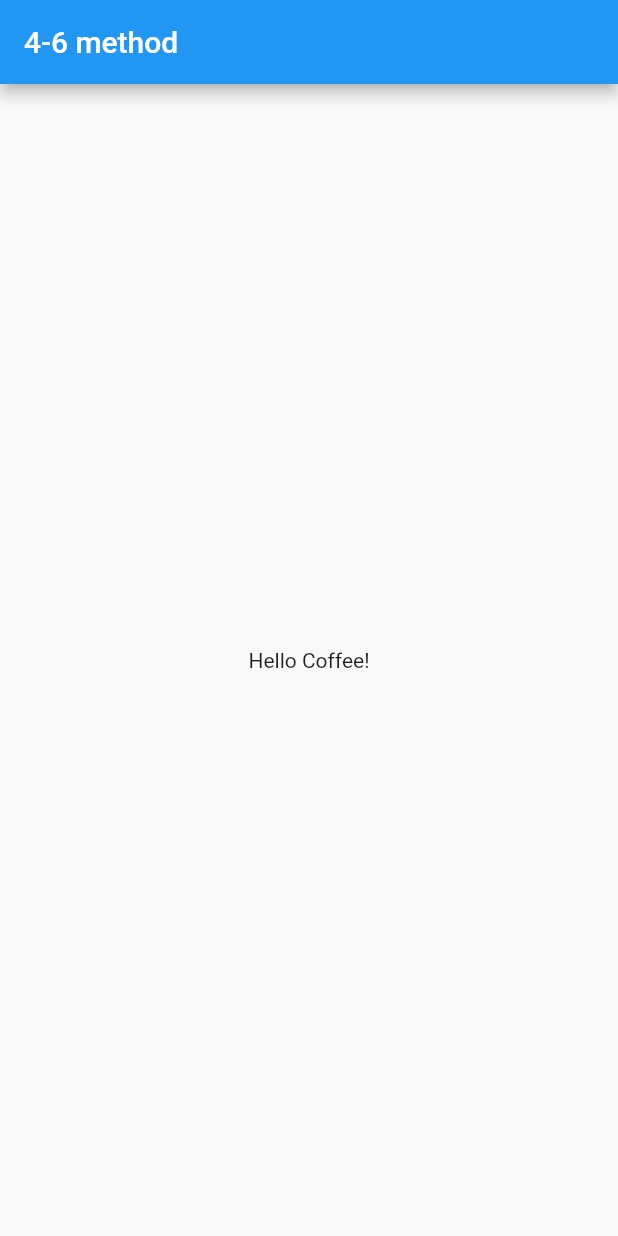
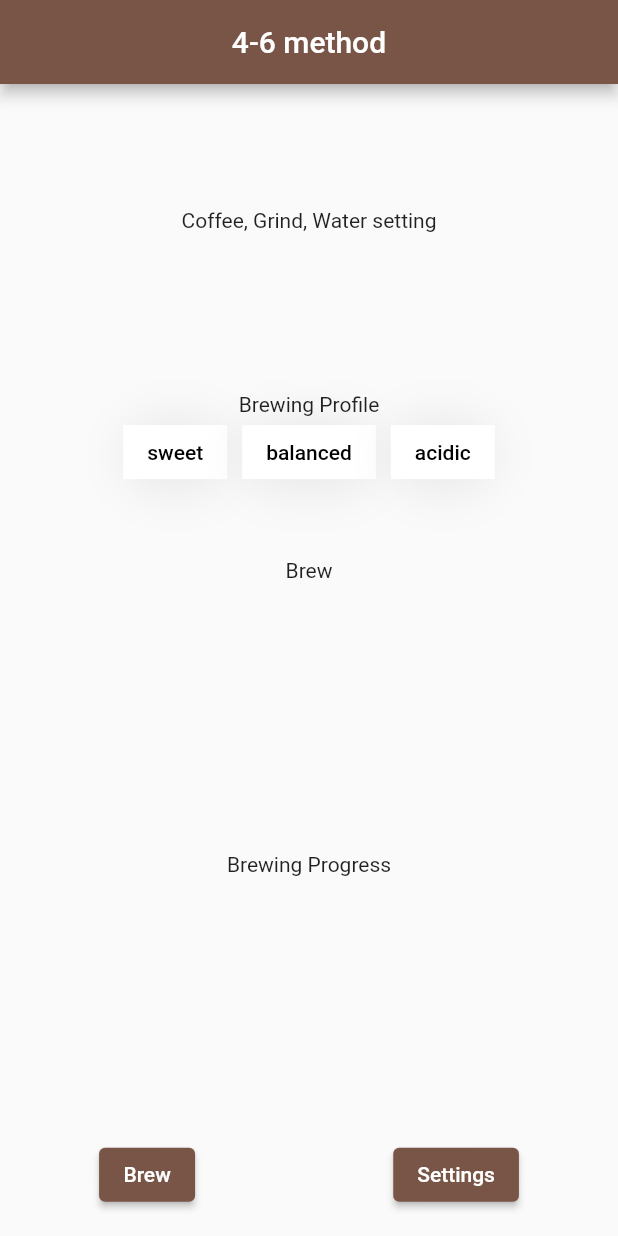
Before and after one commit to speedy901990/46method, a Flutter app: the screen it shows after launch, on a phone screen of 412 x 824 dp. Run offline on Flutter 3.47's test engine with Material 2 defaults, Android fonts, the phone set to English and light mode, and no system bars; drawn by our look-alikes of group_button.

Commit message:
Draft of profile section

```diff
--- a/app/lib/main.dart
+++ b/app/lib/main.dart
@@ -1,20 +1,99 @@
 import 'package:flutter/material.dart';
+import 'package:group_button/group_button.dart';
 
-void main() {
-  runApp(const MyApp());
-}
+void main() => runApp(MyApp());
 
 class MyApp extends StatelessWidget {
-  const MyApp({Key? key}) : super(key: key);
-
   @override
   Widget build(BuildContext context) {
     return MaterialApp(
-      title: '4-6 method',
-      home: Scaffold(
-        appBar: AppBar(title: const Text('4-6 method')),
-        body: const Center(child: Text("Hello Coffee!")),
+      title: 'Personal Expenses',
+      home: HomePage(),
+      theme: ThemeData(
+        colorScheme: ColorScheme.fromSwatch(primarySwatch: Colors.brown)
+            .copyWith(secondary: Colors.amber),
       ),
     );
   }
 }
+
+class HomePage extends StatelessWidget {
+  const HomePage({Key? key}) : super(key: key);
+
+  @override
+  Widget build(BuildContext context) {
+    return Scaffold(
+      appBar: AppBar(
+        centerTitle: true,
+        title: const Text('4-6 method'),
+      ),
+      body: Column(
+        mainAxisAlignment: MainAxisAlignment.spaceAround,
+        crossAxisAlignment: CrossAxisAlignment.stretch,
+        children: [
+          Container(
+            height: 150,
+            child: Row(
+              mainAxisAlignment: MainAxisAlignment.spaceAround,
+              children: [
+                Text('Coffee, Grind, Water setting'),
+              ],
+            ),
+          ),
+          Container(
+            height: 80,
+            child: Column(
+              mainAxisAlignment: MainAxisAlignment.center,
+              children: [
+                Text('Brewing Profile'),
+                Row(
+                  mainAxisAlignment: MainAxisAlignment.center,
+                  children: [
+                    GroupButton(
+                      buttons: ['sweet', 'balanced', 'acidic'],
+                      selectedShadow: const [],
+                    ),
+                  ],
+                ),
+              ],
+            ),
+          ),
+          Container(
+            height: 30,
+            child: Row(
+              mainAxisAlignment: MainAxisAlignment.spaceAround,
+              children: [
+                Text('Brew'),
+              ],
+            ),
+          ),
+          Container(
+            height: 300,
+            child: Row(
+              mainAxisAlignment: MainAxisAlignment.spaceAround,
+              children: [
+                Text('Brewing Progress'),
+              ],
+            ),
+          ),
+          Container(
+            height: 50,
+            child: Row(
+              mainAxisAlignment: MainAxisAlignment.spaceAround,
+              children: [
+                ElevatedButton(
+                  onPressed: () {},
+                  child: Text('Brew'),
+                ),
+                ElevatedButton(
+                  onPressed: () {},
+                  child: Text('Settings'),
+                ),
+              ],
+            ),
+          ),
+        ],
+      ),
+    );
+  }
+}
--- a/app/pubspec.yaml
+++ b/app/pubspec.yaml
@@ -3,7 +3,7 @@ description: A new Flutter project.
 
 # The following line prevents the package from being accidentally published to
 # pub.dev using `flutter pub publish`. This is preferred for private packages.
-publish_to: 'none' # Remove this line if you wish to publish to pub.dev
+publish_to: "none" # Remove this line if you wish to publish to pub.dev
 
 # The following defines the version and build number for your application.
 # A version number is three numbers separated by dots, like 1.2.43
@@ -30,10 +30,10 @@ dependencies:
   flutter:
     sdk: flutter
 
-
   # The following adds the Cupertino Icons font to your application.
   # Use with the CupertinoIcons class for iOS style icons.
   cupertino_icons: ^1.0.2
+  group_button: ^5.2.2
 
 dev_dependencies:
   flutter_test:
@@ -51,7 +51,6 @@ dev_dependencies:
 
 # The following section is specific to Flutter packages.
 flutter:
-
   # The following line ensures that the Material Icons font is
   # included with your application, so that you can use the icons in
   # the material Icons class.
```
Also changed, not shown: app/pubspec.lock.
